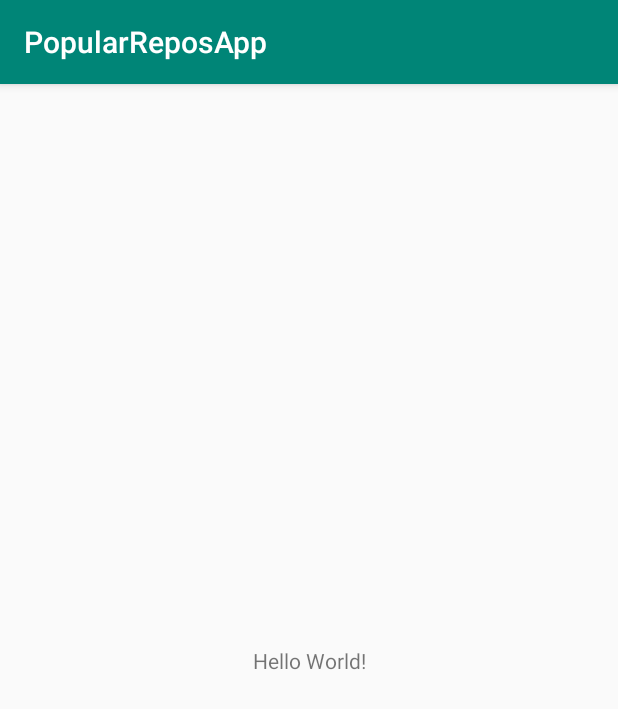
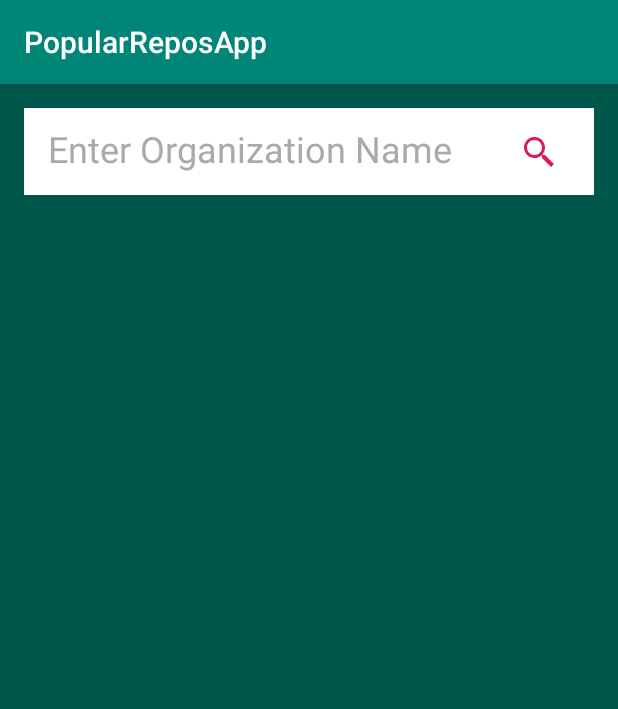
Before and after one commit to ketonkss4/poprepos_sanbox_app, an Android app: the screen it shows after launch (MainActivity), on a phone screen of 412 x 824 dp. Shown: the top 709 px of the screen. Run offline under Robolectric (Android 15) with nearby library versions, the phone set to English and light mode, and no system bars.

Commit message:
implement basic ui

```diff
--- a/app/build.gradle
+++ b/app/build.gradle
@@ -29,6 +29,8 @@ dependencies {
     implementation "androidx.appcompat:appcompat:$androidX_version"
     implementation "androidx.lifecycle:lifecycle-runtime:$lifecycleX_version"
     implementation "androidx.constraintlayout:constraintlayout:$constraintlayoutX_version"
+    implementation "androidx.navigation:navigation-fragment-ktx:$navX_version"
+    implementation "androidx.navigation:navigation-ui-ktx:$navX_version"
     implementation "androidx.room:room-runtime:$roomX_version"
     kapt "androidx.room:room-compiler:$roomX_version"
 
--- a/app/src/main/java/com/pmd/droidexihibition/popularreposapp/ui/MainActivity.kt
+++ b/app/src/main/java/com/pmd/droidexihibition/popularreposapp/ui/MainActivity.kt
@@ -1,13 +1,17 @@
 package com.pmd.droidexihibition.popularreposapp.ui
 
+import android.os.Bundle
 import androidx.appcompat.app.AppCompatActivity
-import android.os.Bundle
+import androidx.navigation.findNavController
 import com.pmd.droidexihibition.popularreposapp.R
 
 class MainActivity : AppCompatActivity() {
 
+    private val navController by lazy { findNavController(R.id.nav_host_fragment) }
+
     override fun onCreate(savedInstanceState: Bundle?) {
         super.onCreate(savedInstanceState)
         setContentView(R.layout.activity_main)
+        navController.navigate(R.id.repoSearchView)
     }
 }
--- a/app/src/main/java/com/pmd/droidexihibition/popularreposapp/ui/RepoSearchView.kt
+++ b/app/src/main/java/com/pmd/droidexihibition/popularreposapp/ui/RepoSearchView.kt
@@ -5,11 +5,15 @@ import android.view.LayoutInflater
 import android.view.View
 import android.view.ViewGroup
 import androidx.fragment.app.Fragment
+import com.pmd.droidexihibition.popularreposapp.R
 
 class RepoSearchView : Fragment() {
 
-    override fun onCreateView(inflater: LayoutInflater, container: ViewGroup?, savedInstanceState: Bundle?): View? {
-        return super.onCreateView(inflater, container, savedInstanceState)
+    override fun onCreateView(
+        inflater: LayoutInflater, container: ViewGroup?,
+        savedInstanceState: Bundle?
+    ): View? {
+        return inflater.inflate(R.layout.repo_search_view, container, false)
     }
 
 }
--- /dev/null
+++ b/app/src/main/res/drawable/ic_search.xml
@@ -0,0 +1,9 @@
+<vector xmlns:android="http://schemas.android.com/apk/res/android"
+    android:width="24dp"
+    android:height="24dp"
+    android:viewportWidth="24"
+    android:viewportHeight="24">
+  <path
+      android:fillColor="#FFFFFF"
+      android:pathData="M9,2C5.1459,2 2,5.1459 2,9C2,12.8541 5.1459,16 9,16C10.748,16 12.345,15.348 13.5742,14.2813L14,14.707L14,16L20,22L22,20L16,14L14.707,14L14.2813,13.5742C15.348,12.345 16,10.748 16,9C16,5.1459 12.8541,2 9,2zM9,4C11.7733,4 14,6.2267 14,9C14,11.7733 11.7733,14 9,14C6.2267,14 4,11.7733 4,9C4,6.2267 6.2267,4 9,4z"/>
+</vector>
--- a/app/src/main/res/layout/activity_main.xml
+++ b/app/src/main/res/layout/activity_main.xml
@@ -1,19 +1,22 @@
 <?xml version="1.0" encoding="utf-8"?>
-<androidx.constraintlayout.widget.ConstraintLayout
-        xmlns:android="http://schemas.android.com/apk/res/android"
-        xmlns:tools="http://schemas.android.com/tools"
-        xmlns:app="http://schemas.android.com/apk/res-auto"
-        android:layout_width="match_parent"
-        android:layout_height="match_parent"
-        tools:context=".ui.MainActivity">
+<androidx.constraintlayout.widget.ConstraintLayout xmlns:android="http://schemas.android.com/apk/res/android"
+    xmlns:app="http://schemas.android.com/apk/res-auto"
+    xmlns:tools="http://schemas.android.com/tools"
+    android:layout_width="match_parent"
+    android:layout_height="match_parent"
+    tools:context=".ui.MainActivity">
 
-    <TextView
-            android:layout_width="wrap_content"
-            android:layout_height="wrap_content"
-            android:text="Hello World!"
-            app:layout_constraintBottom_toBottomOf="parent"
-            app:layout_constraintLeft_toLeftOf="parent"
-            app:layout_constraintRight_toRightOf="parent"
-            app:layout_constraintTop_toTopOf="parent"/>
+    <fragment
+        android:id="@+id/nav_host_fragment"
+        android:name="androidx.navigation.fragment.NavHostFragment"
+        android:layout_width="0dp"
+        android:layout_height="0dp"
+        app:defaultNavHost="true"
+        app:layout_constraintEnd_toEndOf="parent"
+        app:layout_constraintStart_toStartOf="parent"
+        app:layout_constraintTop_toTopOf="parent"
+        app:layout_constraintBottom_toBottomOf="parent"
+        app:navGraph="@navigation/nav_graph"
+        />
 
 </androidx.constraintlayout.widget.ConstraintLayout>
--- /dev/null
+++ b/app/src/main/res/layout/repo_search_view.xml
@@ -0,0 +1,72 @@
+<?xml version="1.0" encoding="utf-8"?>
+<androidx.constraintlayout.widget.ConstraintLayout xmlns:android="http://schemas.android.com/apk/res/android"
+    xmlns:app="http://schemas.android.com/apk/res-auto"
+    xmlns:tools="http://schemas.android.com/tools"
+    android:layout_width="match_parent"
+    android:layout_height="match_parent"
+    android:background="@color/colorPrimaryDark">
+
+    <View
+        android:id="@+id/search_viewbox"
+        android:layout_width="0dp"
+        android:layout_height="58dp"
+        android:layout_marginStart="16dp"
+        android:layout_marginTop="16dp"
+        android:layout_marginEnd="16dp"
+        android:background="@color/white"
+        app:layout_constraintEnd_toEndOf="parent"
+        app:layout_constraintStart_toStartOf="parent"
+        app:layout_constraintTop_toTopOf="parent" />
+
+    <EditText
+        android:layout_width="0dp"
+        android:layout_height="0dp"
+        android:layout_marginStart="16dp"
+        android:layout_marginEnd="8dp"
+        android:layout_marginBottom="4dp"
+        android:background="@android:color/transparent"
+        android:cursorVisible="true"
+        android:hint="@string/repo_search_hint"
+        android:inputType="text"
+        android:textColor="@android:color/black"
+        android:textColorHint="@android:color/darker_gray"
+        android:textSize="24sp"
+        app:layout_constraintBottom_toBottomOf="@+id/search_viewbox"
+        app:layout_constraintEnd_toStartOf="@+id/imageButton"
+        app:layout_constraintStart_toStartOf="@+id/search_viewbox"
+        app:layout_constraintTop_toTopOf="@+id/search_viewbox" />
+
+    <ImageButton
+        android:id="@+id/imageButton"
+        android:layout_width="74dp"
+        android:layout_height="0dp"
+        android:background="?android:attr/selectableItemBackground"
+        android:elevation="4dp"
+        android:src="@drawable/ic_search"
+        android:tint="@color/colorAccent"
+        app:layout_constraintBottom_toBottomOf="@id/search_viewbox"
+        app:layout_constraintEnd_toEndOf="@id/search_viewbox"
+        app:layout_constraintTop_toTopOf="@id/search_viewbox" />
+
+    <androidx.recyclerview.widget.RecyclerView
+        android:id="@+id/recyclerView"
+        android:layout_width="0dp"
+        android:layout_height="0dp"
+        android:layout_marginTop="16dp"
+        app:layout_constraintBottom_toBottomOf="parent"
+        app:layout_constraintEnd_toEndOf="parent"
+        app:layout_constraintStart_toStartOf="parent"
+        app:layout_constraintTop_toBottomOf="@id/search_viewbox" />
+
+    <androidx.core.widget.ContentLoadingProgressBar
+        android:id="@+id/progress_indicator"
+        style="?android:attr/progressBarStyle"
+        android:layout_width="wrap_content"
+        android:layout_height="wrap_content"
+        android:layout_marginTop="64dp"
+        android:visibility="gone"
+        app:layout_constraintEnd_toEndOf="parent"
+        app:layout_constraintStart_toStartOf="parent"
+        app:layout_constraintTop_toBottomOf="@id/search_viewbox" />
+
+</androidx.constraintlayout.widget.ConstraintLayout>
--- /dev/null
+++ b/app/src/main/res/navigation/nav_graph.xml
@@ -0,0 +1,12 @@
+<?xml version="1.0" encoding="utf-8"?>
+<navigation xmlns:android="http://schemas.android.com/apk/res/android"
+    xmlns:app="http://schemas.android.com/apk/res-auto"
+    xmlns:tools="http://schemas.android.com/tools"
+    android:id="@+id/nav_graph"
+    app:startDestination="@id/repoSearchView">
+    <fragment
+        android:id="@+id/repoSearchView"
+        tools:layout="@layout/repo_search_view"
+        android:name="com.pmd.droidexihibition.popularreposapp.ui.RepoSearchView"
+        android:label="RepoSearchView" />
+</navigation>
--- a/app/src/main/res/values/colors.xml
+++ b/app/src/main/res/values/colors.xml
@@ -3,4 +3,5 @@
     <color name="colorPrimary">#008577</color>
     <color name="colorPrimaryDark">#00574B</color>
     <color name="colorAccent">#D81B60</color>
+    <color name="white">#FFFFFF</color>
 </resources>
--- a/app/src/main/res/values/strings.xml
+++ b/app/src/main/res/values/strings.xml
@@ -1,3 +1,4 @@
 <resources>
     <string name="app_name">PopularReposApp</string>
+    <string name="repo_search_hint">Enter Organization Name</string>
 </resources>
--- a/build.gradle
+++ b/build.gradle
@@ -23,6 +23,7 @@ allprojects {
 
     ext {
         androidX_version = '1.0.2'
+        navX_version = '2.0.0'
         roomX_version = '2.0.0-rc01'
         lifecycleX_version = '2.0.0'
         constraintlayoutX_version = '1.1.3'
```
